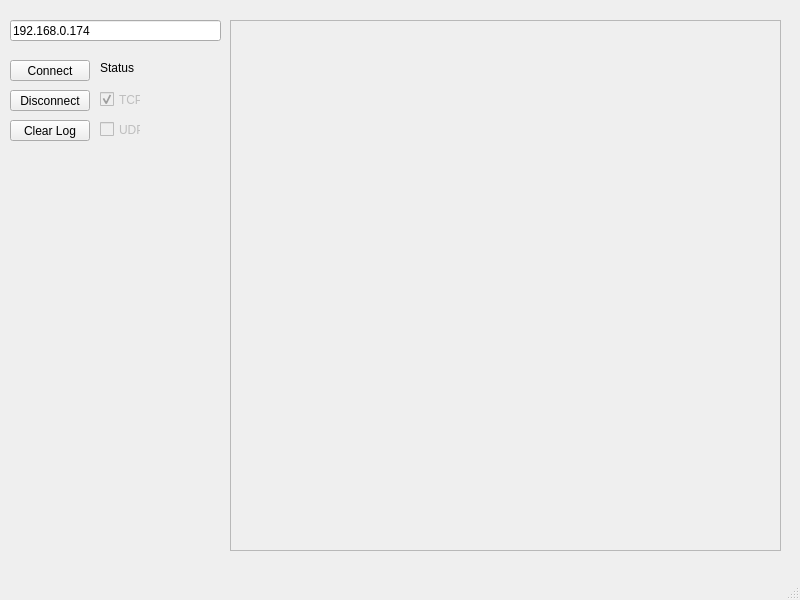
Old version of the form VideoBenchmark/mainwindow.ui in the repository happly-steve/VideoBenchmark.
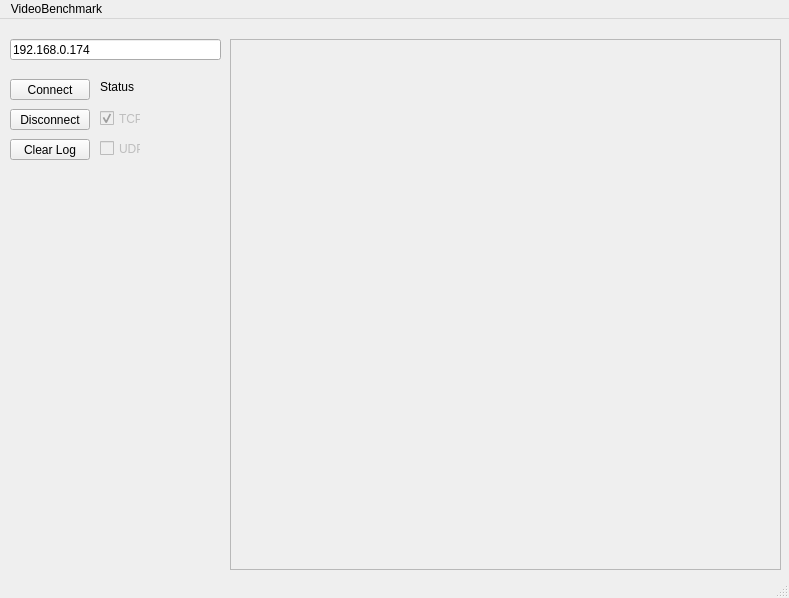
New version of the form.

Commit message:
server now has mydata class, getting rtsp stream
and so on, client receives some data (frames and bytes) about this rtsp stream
also trying to add videoplayer, that will play rtsp stream (TODO)

What changed in the file:
```diff
--- a/VideoBenchmark/mainwindow.ui
+++ b/VideoBenchmark/mainwindow.ui
@@ -6,8 +6,8 @@
    <rect>
     <x>0</x>
     <y>0</y>
-    <width>800</width>
-    <height>600</height>
+    <width>789</width>
+    <height>598</height>
    </rect>
   </property>
   <property name="windowTitle">
@@ -168,10 +168,16 @@
     <rect>
      <x>0</x>
      <y>0</y>
-     <width>800</width>
+     <width>789</width>
      <height>20</height>
     </rect>
    </property>
+   <widget class="QMenu" name="menuVideoBenchmark">
+    <property name="title">
+     <string>VideoBenchmark</string>
+    </property>
+   </widget>
+   <addaction name="menuVideoBenchmark"/>
   </widget>
   <widget class="QStatusBar" name="statusbar"/>
  </widget>
```
The commit also changes 7590 other files.
